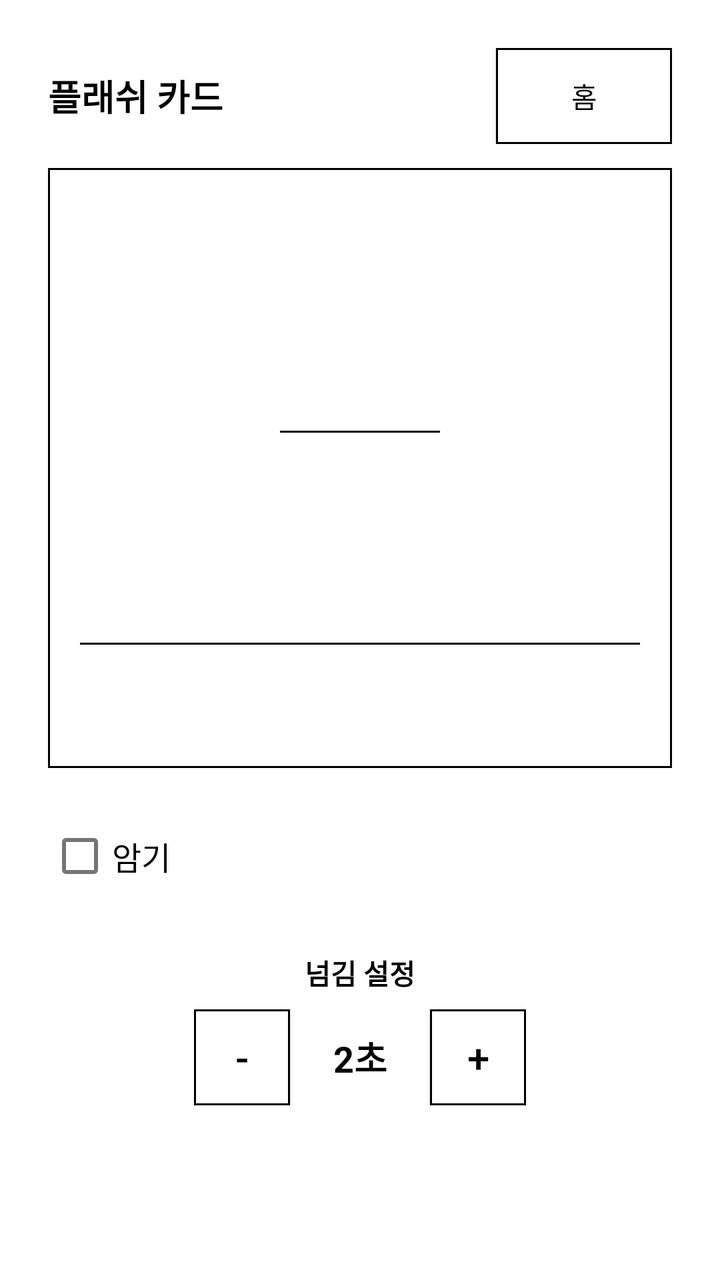
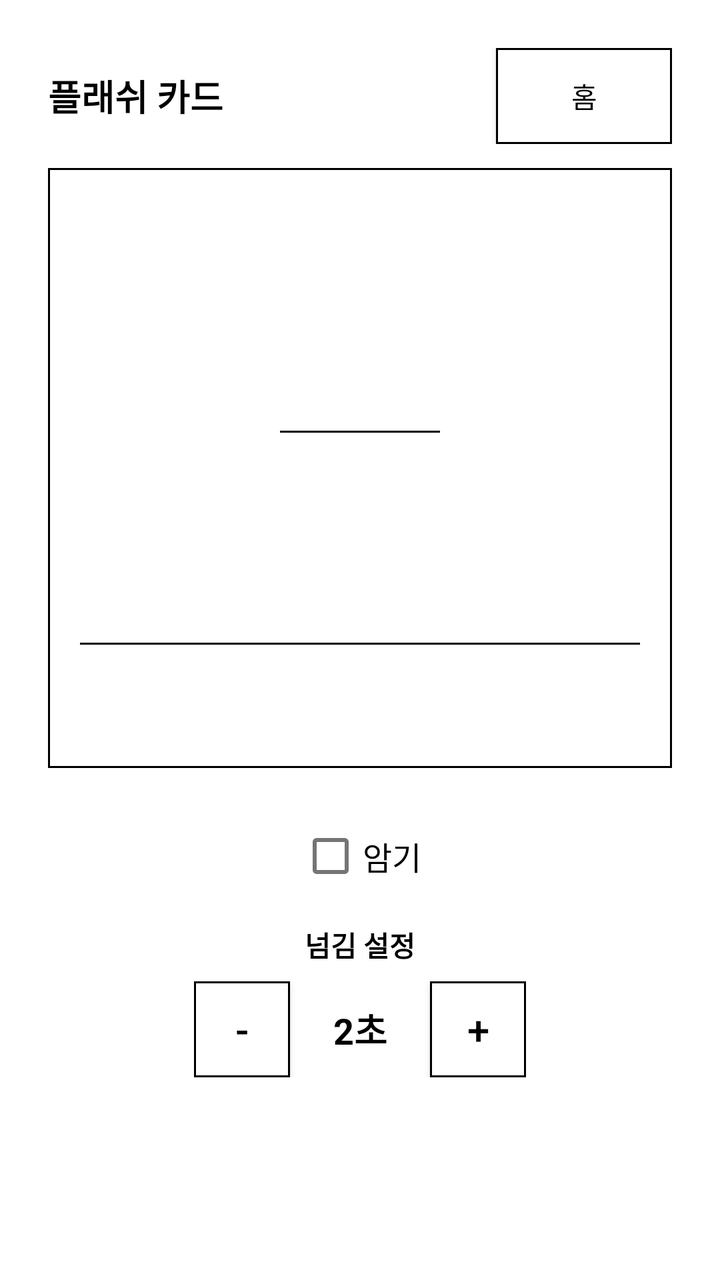

An Android layout rendered at two revisions. The XML below is the earlier revision; the diff shows what the commit changed to produce the second picture.
<!-- AndroidManifest.xml: application theme Theme.EinkVoca -->
<!-- res/layout/activity_study_mode.xml -->
<?xml version="1.0" encoding="utf-8"?>
<LinearLayout xmlns:android="http://schemas.android.com/apk/res/android"
    android:layout_width="match_parent"
    android:layout_height="match_parent"
    android:background="#FFFFFF"
    android:orientation="vertical"
    android:padding="24dp">
    
    <LinearLayout
        android:layout_width="match_parent"
        android:layout_height="wrap_content"
        android:gravity="center_vertical"
        android:orientation="horizontal">

        <TextView
            android:layout_width="0dp"
            android:layout_height="wrap_content"
            android:layout_weight="1"
            android:text="@string/study_mode"
            android:textColor="@color/black"
            android:textSize="18sp"
            android:textStyle="bold" />

        <androidx.appcompat.widget.AppCompatButton
            android:id="@+id/btnHome"
            android:layout_width="wrap_content"
            android:layout_height="48dp"
            android:text="@string/home"
            android:background="@drawable/border_black"
            android:textColor="@color/black"
            android:textSize="14sp" />
    </LinearLayout>

    
    <LinearLayout
        android:id="@+id/cardContainer"
        android:layout_width="match_parent"
        android:layout_height="300dp"
        android:background="@drawable/border_black"
        android:clickable="true"
        android:focusable="true"
        android:gravity="center"
        android:orientation="vertical"
        android:padding="16dp"
        android:layout_marginTop="12dp">

        
        <LinearLayout
            android:layout_width="match_parent"
            android:layout_height="0dp"
            android:layout_weight="1"
            android:gravity="center"
            android:orientation="vertical">

            
            <TextView
                android:id="@+id/tvStudyWord"
                android:layout_width="wrap_content"
                android:layout_height="wrap_content"
                android:gravity="center"
                android:textColor="#000000"
                android:textSize="40sp"
                android:textStyle="bold" />

            <View
                android:layout_width="80dp"
                android:layout_height="1dp"
                android:layout_marginVertical="16dp"
                android:background="#000000" />

            
            <TextView
                android:id="@+id/tvStudyMean"
                android:layout_width="wrap_content"
                android:layout_height="wrap_content"
                android:gravity="center"
                android:textColor="#000000"
                android:textSize="20sp" />
        </LinearLayout>
        <View
            android:layout_width="match_parent"
            android:layout_height="1dp"
            android:layout_marginVertical="16dp"
            android:background="#000000" />
        
        <TextView
            android:id="@+id/tvStudyExam"
            android:layout_width="match_parent"
            android:layout_height="wrap_content"
            android:gravity="center"
            android:padding="6dp"
            android:textColor="#555555"
            android:textSize="13sp" />
    </LinearLayout>

    
    <CheckBox
        android:id="@+id/cbStudyCheck"
        android:layout_width="wrap_content"
        android:layout_height="wrap_content"
        android:layout_marginTop="20dp"
        android:text="@string/check"
        android:textColor="#000000"
        android:textSize="16sp" />

    
    <LinearLayout
        android:layout_width="match_parent"
        android:layout_height="wrap_content"
        android:layout_marginTop="24dp"
        android:gravity="center"
        android:orientation="vertical">

        <TextView
            android:layout_width="wrap_content"
            android:layout_height="wrap_content"
            android:layout_marginBottom="8dp"
            android:text="@string/flip_select"
            android:textColor="#000000"
            android:textSize="14sp"
            android:textStyle="bold" />

        <LinearLayout
            android:layout_width="wrap_content"
            android:layout_height="wrap_content"
            android:gravity="center"
            android:orientation="horizontal">

            <androidx.appcompat.widget.AppCompatButton
                android:id="@+id/btnMinus"
                android:layout_width="48dp"
                android:layout_height="48dp"
                android:background="@drawable/border_black"
                android:text="-"
                android:textColor="@color/black"
                android:textSize="20sp" />

            <TextView
                android:id="@+id/tvIntervalStatus"
                android:layout_width="70dp"
                android:layout_height="wrap_content"
                android:gravity="center"
                android:text="2초"
                android:textColor="@color/black"
                android:textSize="18sp"
                android:textStyle="bold" />

            <androidx.appcompat.widget.AppCompatButton
                android:id="@+id/btnPlus"
                android:layout_width="48dp"
                android:layout_height="48dp"
                android:background="@drawable/border_black"
                android:text="+"
                android:textColor="@color/black"
                android:textSize="20sp" />
        </LinearLayout>
    </LinearLayout>

</LinearLayout>
<!-- resources referenced by this layout -->
<resources>
  <color name="black">#FF000000</color>
  <!-- drawable border_black (drawable) -->
  <?xml version="1.0" encoding="utf-8"?>
  <shape xmlns:android="http://schemas.android.com/apk/res/android"
      android:shape="rectangle">
      <solid android:color="#FFFFFF" />
      <stroke
          android:width="1dp"
          android:color="#000000" />
  </shape>
  <string name="check">암기</string>
  <string name="flip_select">넘김 설정</string>
  <string name="home">홈</string>
  <string name="study_mode">플래쉬 카드</string>
  <style name="Theme.EinkVoca" parent="Theme.MaterialComponents.DayNight.NoActionBar">
          
          <item name="android:windowBackground">#FFFFFF</item>
          <item name="android:textColorPrimary">#000000</item>
          <item name="colorPrimary">#000000</item>
          <item name="colorOnPrimary">#FFFFFF</item>
          <item name="colorSurface">#FFFFFF</item>
          <item name="colorOnSurface">#000000</item>
          
          <item name="android:windowAnimationStyle">@style/NoAnimation</item>
      </style>
  <style name="NoAnimation">
          <item name="android:activityOpenEnterAnimation">@null</item>
          <item name="android:activityOpenExitAnimation">@null</item>
          <item name="android:activityCloseEnterAnimation">@null</item>
          <item name="android:activityCloseExitAnimation">@null</item>
      </style>
</resources>

<!-- the commit's change to res/layout/activity_study_mode.xml (unified diff, before → after) -->
@@ -93,23 +93,25 @@
             android:textSize="13sp" />
     </LinearLayout>
 
-    
-    <CheckBox
-        android:id="@+id/cbStudyCheck"
-        android:layout_width="wrap_content"
-        android:layout_height="wrap_content"
-        android:layout_marginTop="20dp"
-        android:text="@string/check"
-        android:textColor="#000000"
-        android:textSize="16sp" />
+
 
     
     <LinearLayout
         android:layout_width="match_parent"
         android:layout_height="wrap_content"
-        android:layout_marginTop="24dp"
+
         android:gravity="center"
         android:orientation="vertical">
+        
+        <CheckBox
+            android:id="@+id/cbStudyCheck"
+            android:layout_width="wrap_content"
+            android:layout_height="wrap_content"
+            android:layout_marginTop ="20dp"
+            android:layout_marginBottom ="10dp"
+            android:text="@string/check"
+            android:textColor="#000000"
+            android:textSize="16sp" />
 
         <TextView
             android:layout_width="wrap_content"
